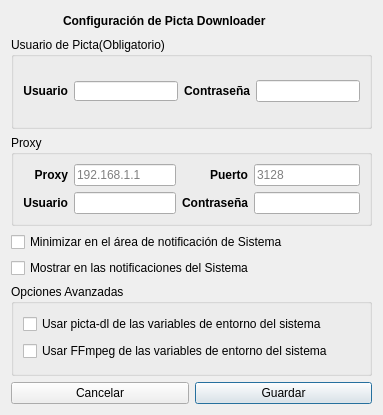
Qt form configuration.ui (oleksis/picta-dl-gui) before a commit.
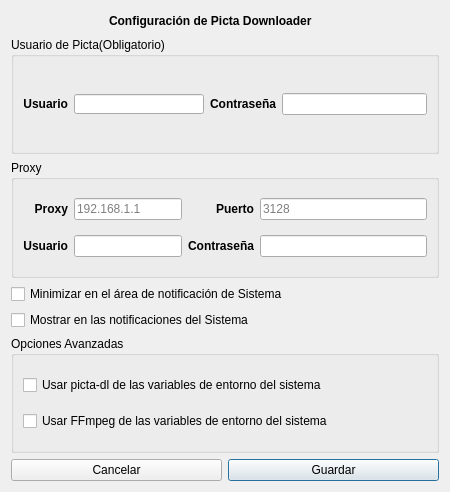
The same form after that commit. Icons and pictures are not drawn.

What changed in the file:
```diff
--- a/configuration.ui
+++ b/configuration.ui
@@ -6,8 +6,8 @@
    <rect>
     <x>0</x>
     <y>0</y>
-    <width>383</width>
-    <height>415</height>
+    <width>450</width>
+    <height>492</height>
    </rect>
   </property>
   <property name="maximumSize">
```
